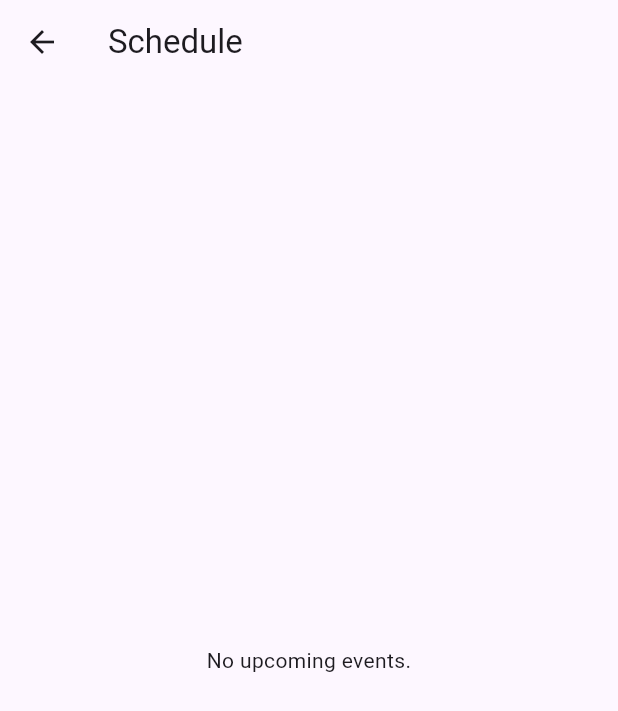
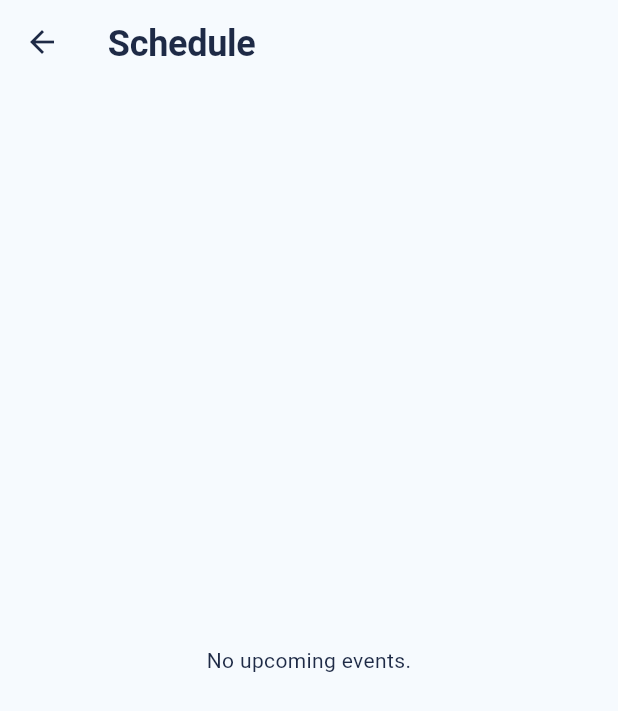
Before and after one commit to Zvareldric/Hearts2spaceU, a Flutter app: the screen it shows after launch, after a tap on "Schedule", on a phone screen of 412 x 824 dp. Shown: the top 711 px of the screen. Run offline on Flutter 3.47's test engine with Material 3 defaults, Android fonts, the phone set to English and light mode, and no system bars; our stand-ins replace flutter_riverpod.

Commit message:
feat(theme): implement Design System V1 tokens (colors, spacing, radius, shadows, typography)

```diff
--- a/app/hearts2spaceu/lib/app/theme/app_colors.dart
+++ b/app/hearts2spaceu/lib/app/theme/app_colors.dart
@@ -1,12 +1,56 @@
 import 'package:flutter/material.dart';
 
-/// Central place for the app's brand colors.
+/// Brand color tokens — Design System V1 (docs/09 defers concrete values to
+/// visual design; this file is that decision).
 ///
 /// Reference these instead of hard-coding `Color(0x...)` throughout the UI.
+/// Palette: baby blue (primary) + baby pink (secondary) on a soft, dreamy,
+/// light-first surface, with a navy ink for text.
 class AppColors {
   const AppColors._();
 
-  static const Color primary = Color(0xFF6750A4);
-  static const Color secondary = Color(0xFF625B71);
-  static const Color error = Color(0xFFB3261E);
+  // --- Light palette -------------------------------------------------
+  static const Color primary = Color(0xFF8CC5F2); // baby blue
+  static const Color primaryStrong = Color(0xFF2F7CC0); // AA-safe on white
+  static const Color onPrimary = Color(0xFF12233F);
+
+  static const Color secondary = Color(0xFFF7C5D9); // baby pink
+  static const Color secondaryStrong = Color(0xFFD96FA0); // AA-safe on white
+
+  static const Color ink = Color(0xFF1E2A46); // navy — primary text
+  static const Color inkMuted = Color(0xFF5B6478); // navy — secondary text
+
+  static const Color background = Color(0xFFF6FAFE); // very light blue
+  static const Color surface = Color(0xFFFFFFFF);
+  static const Color surfaceTint = Color(0xFFEAF3FC);
+  static const Color outline = Color(0xFFE4EAF2);
+
+  static const Color success = Color(0xFF57C4A3);
+  static const Color warning = Color(0xFFF0C15E);
+  static const Color error = Color(0xFFE6807F);
+
+  /// Hero / brand gradient — very soft blue → pink.
+  static const List<Color> heroGradient = [
+    Color(0xFFEAF3FC),
+    Color(0xFFFCEBF2),
+  ];
+
+  // --- Type badge tints (per Event.type) ------------------------------
+  static const Color badgeConcertBg = Color(0xFFEAF3FC);
+  static const Color badgeBroadcastBg = Color(0xFFFCEBF2);
+  static const Color badgeShowcaseBg = Color(0xFFEAF7F1);
+  static const Color badgeFanmeetingBg = Color(0xFFF3EEFC);
+
+  // --- Dark palette ----------------------------------------------------
+  // Kept soft & desaturated (not pure black) so the "calm" feel survives in
+  // dark mode too — a deep navy surface with the same blue/pink accents.
+  static const Color darkBackground = Color(0xFF0F1626);
+  static const Color darkSurface = Color(0xFF17203A);
+  static const Color darkSurfaceTint = Color(0xFF1E2A46);
+  static const Color darkOutline = Color(0xFF2B3652);
+  static const Color darkInk = Color(0xFFEAF1FB);
+  static const Color darkInkMuted = Color(0xFFAEB8CE);
+  static const Color darkPrimary = Color(0xFF8CC5F2);
+  static const Color darkOnPrimary = Color(0xFF0B1B2E);
+  static const Color darkSecondary = Color(0xFFF0AAC7);
 }
--- /dev/null
+++ b/app/hearts2spaceu/lib/app/theme/app_radius.dart
@@ -0,0 +1,20 @@
+import 'package:flutter/material.dart';
+
+/// Border radius tokens — larger radii read as soft & premium (Proposal §5).
+class AppRadius {
+  const AppRadius._();
+
+  static const double xs = 8;
+  static const double sm = 12;
+  static const double md = 16;
+  static const double lg = 20;
+  static const double xl = 28;
+  static const double pill = 999;
+
+  static BorderRadius get xsRadius => BorderRadius.circular(xs);
+  static BorderRadius get smRadius => BorderRadius.circular(sm);
+  static BorderRadius get mdRadius => BorderRadius.circular(md);
+  static BorderRadius get lgRadius => BorderRadius.circular(lg);
+  static BorderRadius get xlRadius => BorderRadius.circular(xl);
+  static BorderRadius get pillRadius => BorderRadius.circular(pill);
+}
--- /dev/null
+++ b/app/hearts2spaceu/lib/app/theme/app_shadows.dart
@@ -0,0 +1,33 @@
+import 'package:flutter/material.dart';
+
+import 'app_colors.dart';
+
+/// Shadow tokens — low, diffuse, navy-tinted (Proposal §5). Deliberately
+/// softer than Material's default sharp elevation shadows.
+class AppShadows {
+  const AppShadows._();
+
+  static List<BoxShadow> get sm => [
+    BoxShadow(
+      color: AppColors.ink.withValues(alpha: 0.05),
+      offset: const Offset(0, 4),
+      blurRadius: 16,
+    ),
+  ];
+
+  static List<BoxShadow> get md => [
+    BoxShadow(
+      color: AppColors.ink.withValues(alpha: 0.07),
+      offset: const Offset(0, 8),
+      blurRadius: 28,
+    ),
+  ];
+
+  static List<BoxShadow> get lg => [
+    BoxShadow(
+      color: AppColors.ink.withValues(alpha: 0.09),
+      offset: const Offset(0, 16),
+      blurRadius: 40,
+    ),
+  ];
+}
--- /dev/null
+++ b/app/hearts2spaceu/lib/app/theme/app_spacing.dart
@@ -0,0 +1,20 @@
+/// Spacing tokens — a base-4 scale with named steps (docs/09 §4).
+///
+/// Use these instead of magic numbers for padding, margin, and gaps.
+class AppSpacing {
+  const AppSpacing._();
+
+  static const double xs = 4;
+  static const double sm = 8;
+  static const double md = 12;
+  static const double lg = 16;
+  static const double xl = 24;
+  static const double xxl = 32;
+  static const double xxxl = 48;
+
+  /// Standard screen edge padding.
+  static const double screenPadding = xl;
+
+  /// Standard card inner padding.
+  static const double cardPadding = lg;
+}
--- a/app/hearts2spaceu/lib/app/theme/app_theme.dart
+++ b/app/hearts2spaceu/lib/app/theme/app_theme.dart
@@ -1,23 +1,114 @@
 import 'package:flutter/material.dart';
 
 import 'app_colors.dart';
+import 'app_radius.dart';
+import 'app_spacing.dart';
+import 'app_typography.dart';
 
-/// Builds the light/dark [ThemeData] used across the app.
+/// Builds the light/dark [ThemeData] used across the app — Design System V1.
 ///
-/// Tweak typography, component themes, etc. here so styling stays in one place.
+/// Centralizes the "calm companion" look (Design Proposal): soft radii, flat
+/// diffuse surfaces (Material elevation kept at 0; depth comes from
+/// `AppShadows` inside components), a large-title app bar, and the brand
+/// color tokens from [AppColors].
 class AppTheme {
   const AppTheme._();
 
-  static ThemeData get light => ThemeData(
-        useMaterial3: true,
-        colorScheme: ColorScheme.fromSeed(seedColor: AppColors.primary),
-      );
+  static ThemeData get light {
+    final colorScheme = const ColorScheme.light(
+      primary: AppColors.primaryStrong,
+      onPrimary: Colors.white,
+      primaryContainer: AppColors.primary,
+      onPrimaryContainer: AppColors.onPrimary,
+      secondary: AppColors.secondaryStrong,
+      onSecondary: Colors.white,
+      secondaryContainer: AppColors.secondary,
+      onSecondaryContainer: AppColors.onPrimary,
+      surface: AppColors.surface,
+      onSurface: AppColors.ink,
+      surfaceContainerHighest: AppColors.surfaceTint,
+      error: AppColors.error,
+      onError: Colors.white,
+      outline: AppColors.outline,
+    );
 
-  static ThemeData get dark => ThemeData(
-        useMaterial3: true,
-        colorScheme: ColorScheme.fromSeed(
-          seedColor: AppColors.primary,
-          brightness: Brightness.dark,
+    return _themeFrom(
+      colorScheme: colorScheme,
+      textTheme: AppTypography.light,
+      scaffoldBackground: AppColors.background,
+      ink: AppColors.ink,
+    );
+  }
+
+  static ThemeData get dark {
+    final colorScheme = const ColorScheme.dark(
+      primary: AppColors.darkPrimary,
+      onPrimary: AppColors.darkOnPrimary,
+      primaryContainer: AppColors.darkPrimary,
+      onPrimaryContainer: AppColors.darkOnPrimary,
+      secondary: AppColors.darkSecondary,
+      onSecondary: AppColors.darkOnPrimary,
+      secondaryContainer: AppColors.darkSecondary,
+      onSecondaryContainer: AppColors.darkOnPrimary,
+      surface: AppColors.darkSurface,
+      onSurface: AppColors.darkInk,
+      surfaceContainerHighest: AppColors.darkSurfaceTint,
+      error: AppColors.error,
+      onError: Colors.white,
+      outline: AppColors.darkOutline,
+    );
+
+    return _themeFrom(
+      colorScheme: colorScheme,
+      textTheme: AppTypography.dark,
+      scaffoldBackground: AppColors.darkBackground,
+      ink: AppColors.darkInk,
+    );
+  }
+
+  static ThemeData _themeFrom({
+    required ColorScheme colorScheme,
+    required TextTheme textTheme,
+    required Color scaffoldBackground,
+    required Color ink,
+  }) {
+    return ThemeData(
+      useMaterial3: true,
+      colorScheme: colorScheme,
+      scaffoldBackgroundColor: scaffoldBackground,
+      textTheme: textTheme,
+      appBarTheme: AppBarTheme(
+        backgroundColor: Colors.transparent,
+        surfaceTintColor: Colors.transparent,
+        elevation: 0,
+        centerTitle: false,
+        foregroundColor: ink,
+        titleTextStyle: textTheme.headlineSmall,
+      ),
+      cardTheme: CardThemeData(
+        color: colorScheme.surface,
+        elevation: 0,
+        shape: RoundedRectangleBorder(borderRadius: AppRadius.lgRadius),
+        margin: EdgeInsets.zero,
+      ),
+      elevatedButtonTheme: ElevatedButtonThemeData(
+        style: ElevatedButton.styleFrom(
+          backgroundColor: colorScheme.primary,
+          foregroundColor: colorScheme.onPrimary,
+          elevation: 0,
+          padding: const EdgeInsets.symmetric(
+            horizontal: AppSpacing.xl,
+            vertical: AppSpacing.md,
+          ),
+          shape: RoundedRectangleBorder(borderRadius: AppRadius.pillRadius),
+          textStyle: textTheme.titleMedium,
         ),
-      );
+      ),
+      listTileTheme: ListTileThemeData(
+        iconColor: colorScheme.onSurface,
+        textColor: colorScheme.onSurface,
+      ),
+      dividerTheme: DividerThemeData(color: colorScheme.outline, thickness: 1),
+    );
+  }
 }
--- /dev/null
+++ b/app/hearts2spaceu/lib/app/theme/app_typography.dart
@@ -0,0 +1,55 @@
+import 'package:flutter/material.dart';
+
+import 'app_colors.dart';
+
+/// Named type scale (docs/09 §3 — Material 3 style roles).
+///
+/// Built on the system font (SF Pro on Apple platforms, Roboto elsewhere) so
+/// V1 ships with zero new font assets/dependencies; a bundled brand font is a
+/// future evolution, not a V1 decision.
+class AppTypography {
+  const AppTypography._();
+
+  static TextTheme textTheme(Color ink) {
+    return TextTheme(
+      displaySmall: TextStyle(
+        fontSize: 32,
+        height: 40 / 32,
+        fontWeight: FontWeight.w600,
+        letterSpacing: -0.2,
+        color: ink,
+      ),
+      headlineSmall: TextStyle(
+        fontSize: 24,
+        height: 30 / 24,
+        fontWeight: FontWeight.w600,
+        letterSpacing: -0.2,
+        color: ink,
+      ),
+      titleMedium: TextStyle(
+        fontSize: 18,
+        height: 24 / 18,
+        fontWeight: FontWeight.w600,
+        color: ink,
+      ),
+      bodyLarge: TextStyle(fontSize: 16, height: 24 / 16, color: ink),
+      bodyMedium: TextStyle(fontSize: 14, height: 20 / 14, color: ink),
+      labelMedium: TextStyle(
+        fontSize: 13,
+        height: 16 / 13,
+        fontWeight: FontWeight.w500,
+        color: ink,
+      ),
+      labelSmall: TextStyle(
+        fontSize: 11,
+        height: 14 / 11,
+        fontWeight: FontWeight.w600,
+        letterSpacing: 0.8,
+        color: ink,
+      ),
+    );
+  }
+
+  static final light = textTheme(AppColors.ink);
+  static final dark = textTheme(AppColors.darkInk);
+}
```
